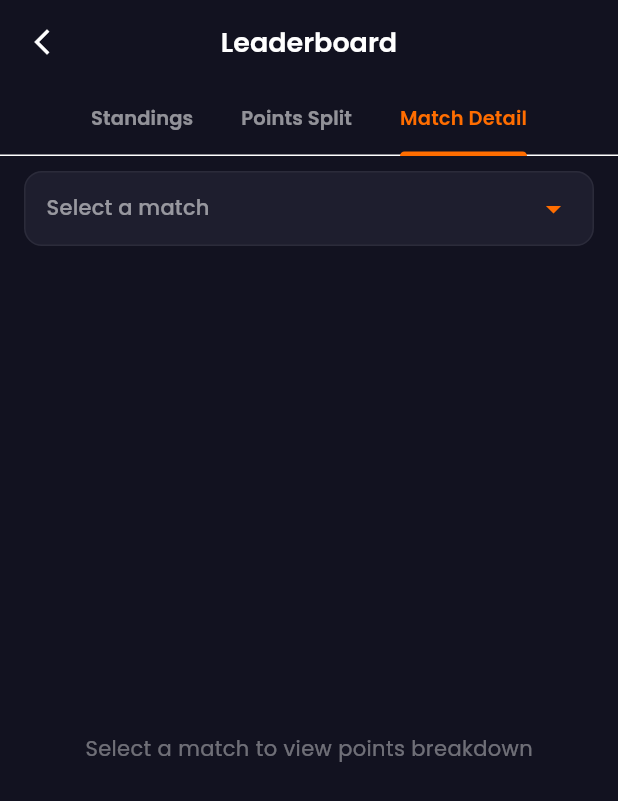
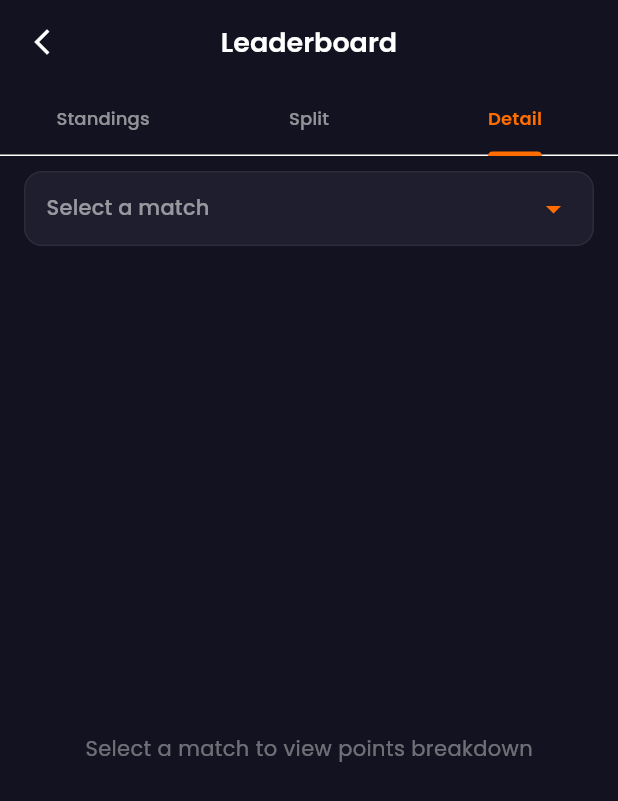
Before and after one commit to ramcgobburu/guess-master, a Flutter app: the LeaderboardScreen screen opened by its route, tab 3 chosen, on a phone screen of 412 x 824 dp. Shown: the top 801 px of the screen. Run offline on Flutter 3.47's test engine with Material 3 defaults, Android fonts, the phone set to English and light mode, and no system bars; our stand-ins replace flutter_animate, google_fonts, supabase_flutter; accounts and stored records are empty; network calls fail.

Commit message:
Fix leaderboard tabs on mobile - use fixed tabs with shorter labels
Made-with: Cursor

```diff
--- a/lib/screens/leaderboard_screen.dart
+++ b/lib/screens/leaderboard_screen.dart
@@ -150,18 +150,17 @@ class _LeaderboardScreenState extends State<LeaderboardScreen>
             : 'Leaderboard'),
         bottom: TabBar(
           controller: _tabController,
-          isScrollable: true,
-          tabAlignment: TabAlignment.center,
           indicatorColor: AppTheme.accentOrange,
           labelColor: AppTheme.accentOrange,
           unselectedLabelColor: Colors.white54,
           labelStyle:
-              const TextStyle(fontSize: 13, fontWeight: FontWeight.w600),
-          labelPadding: const EdgeInsets.symmetric(horizontal: 16),
+              const TextStyle(fontSize: 12, fontWeight: FontWeight.w600),
+          unselectedLabelStyle: const TextStyle(fontSize: 12),
+          indicatorSize: TabBarIndicatorSize.label,
           tabs: const [
             Tab(text: 'Standings'),
-            Tab(text: 'Points Split'),
-            Tab(text: 'Match Detail'),
+            Tab(text: 'Split'),
+            Tab(text: 'Detail'),
           ],
         ),
       ),
```
